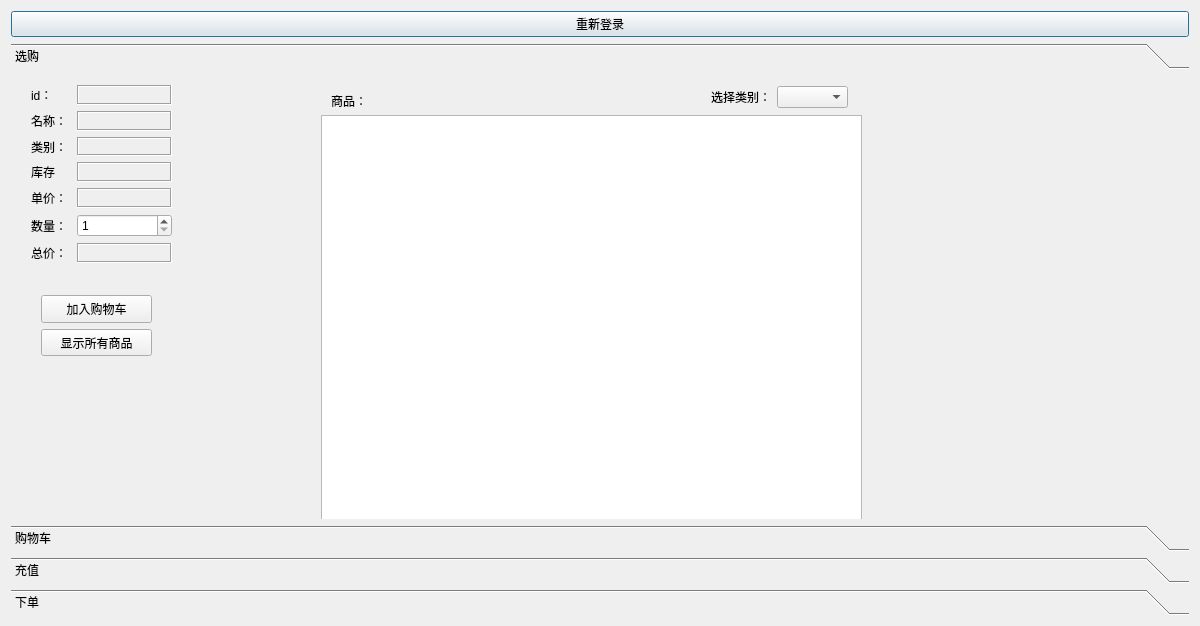
First picture: the form in myclient.ui, repository XMeleny/DB, before the edit.
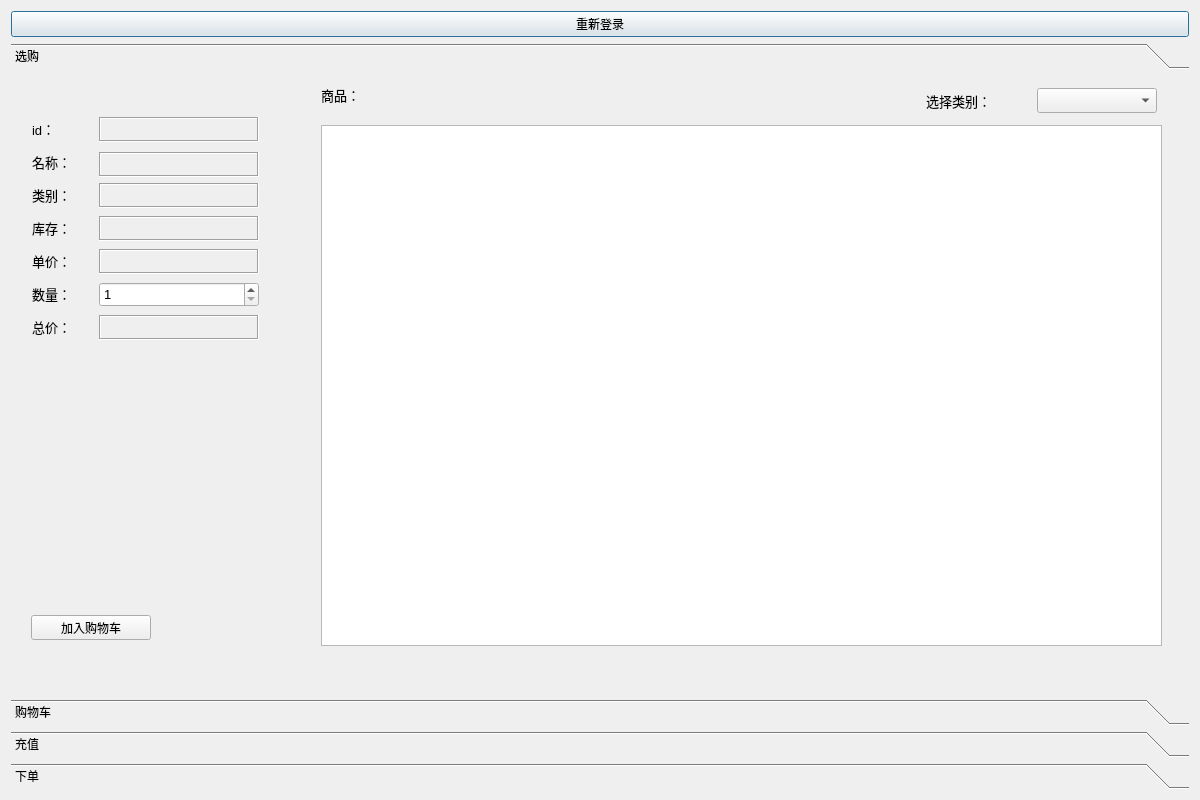
Second picture: the form after the edit.

The edit to the form file:
```diff
--- a/myclient.ui
+++ b/myclient.ui
@@ -7,9 +7,21 @@
     <x>0</x>
     <y>0</y>
     <width>1200</width>
-    <height>626</height>
+    <height>800</height>
    </rect>
   </property>
+  <property name="minimumSize">
+   <size>
+    <width>1200</width>
+    <height>800</height>
+   </size>
+  </property>
+  <property name="maximumSize">
+   <size>
+    <width>1200</width>
+    <height>800</height>
+   </size>
+  </property>
   <property name="windowTitle">
    <string>客户界面</string>
   </property>
@@ -23,6 +35,12 @@
    </item>
    <item>
     <widget class="QToolBox" name="toolBox">
+     <property name="minimumSize">
+      <size>
+       <width>70</width>
+       <height>0</height>
+      </size>
+     </property>
      <property name="frameShadow">
       <enum>QFrame::Sunken</enum>
      </property>
@@ -32,7 +50,7 @@
         <x>0</x>
         <y>0</y>
         <width>1188</width>
-        <height>511</height>
+        <height>685</height>
        </rect>
       </property>
       <attribute name="label">
@@ -55,9 +73,9 @@
        <property name="geometry">
         <rect>
          <x>310</x>
-         <y>40</y>
-         <width>541</width>
-         <height>411</height>
+         <y>50</y>
+         <width>841</width>
+         <height>521</height>
         </rect>
        </property>
        <attribute name="horizontalHeaderDefaultSectionSize">
@@ -73,12 +91,29 @@
       <widget class="QLabel" name="label_14">
        <property name="geometry">
         <rect>
-         <x>320</x>
-         <y>20</y>
-         <width>54</width>
-         <height>12</height>
+         <x>310</x>
+         <y>10</y>
+         <width>40</width>
+         <height>20</height>
         </rect>
        </property>
+       <property name="minimumSize">
+        <size>
+         <width>40</width>
+         <height>20</height>
+        </size>
+       </property>
+       <property name="maximumSize">
+        <size>
+         <width>40</width>
+         <height>20</height>
+        </size>
+       </property>
+       <property name="font">
+        <font>
+         <pointsize>10</pointsize>
+        </font>
+       </property>
        <property name="text">
         <string>商品：</string>
        </property>
@@ -86,72 +121,55 @@
       <widget class="QWidget" name="layoutWidget">
        <property name="geometry">
         <rect>
-         <x>30</x>
-         <y>220</y>
-         <width>111</width>
-         <height>61</height>
-        </rect>
-       </property>
-       <layout class="QVBoxLayout" name="verticalLayout_2">
-        <item>
-         <widget class="QPushButton" name="addShoppingCart">
-          <property name="sizePolicy">
-           <sizepolicy hsizetype="Minimum" vsizetype="Preferred">
-            <horstretch>0</horstretch>
-            <verstretch>0</verstretch>
-           </sizepolicy>
-          </property>
-          <property name="minimumSize">
-           <size>
-            <width>80</width>
-            <height>0</height>
-           </size>
-          </property>
-          <property name="baseSize">
-           <size>
-            <width>60</width>
-            <height>20</height>
-           </size>
-          </property>
-          <property name="text">
-           <string>加入购物车</string>
-          </property>
-         </widget>
-        </item>
-        <item>
-         <widget class="QPushButton" name="pushButton">
-          <property name="sizePolicy">
-           <sizepolicy hsizetype="Minimum" vsizetype="Preferred">
-            <horstretch>0</horstretch>
-            <verstretch>0</verstretch>
-           </sizepolicy>
-          </property>
-          <property name="text">
-           <string>显示所有商品</string>
-          </property>
-         </widget>
-        </item>
-       </layout>
-      </widget>
-      <widget class="QWidget" name="layoutWidget">
-       <property name="geometry">
-        <rect>
-         <x>700</x>
+         <x>910</x>
          <y>10</y>
-         <width>137</width>
-         <height>24</height>
+         <width>241</width>
+         <height>31</height>
         </rect>
        </property>
        <layout class="QHBoxLayout" name="horizontalLayout_7">
+        <property name="sizeConstraint">
+         <enum>QLayout::SetNoConstraint</enum>
+        </property>
         <item>
          <widget class="QLabel" name="label_11">
+          <property name="minimumSize">
+           <size>
+            <width>100</width>
+            <height>25</height>
+           </size>
+          </property>
+          <property name="maximumSize">
+           <size>
+            <width>100</width>
+            <height>25</height>
+           </size>
+          </property>
+          <property name="font">
+           <font>
+            <pointsize>10</pointsize>
+           </font>
+          </property>
           <property name="text">
            <string>选择类别：</string>
           </property>
          </widget>
         </item>
         <item>
-         <widget class="QComboBox" name="comboBox"/>
+         <widget class="QComboBox" name="comboBox">
+          <property name="minimumSize">
+           <size>
+            <width>120</width>
+            <height>25</height>
+           </size>
+          </property>
+          <property name="maximumSize">
+           <size>
+            <width>120</width>
+            <height>25</height>
+           </size>
+          </property>
+         </widget>
         </item>
        </layout>
       </widget>
@@ -159,9 +177,9 @@
        <property name="geometry">
         <rect>
          <x>20</x>
-         <y>10</y>
-         <width>141</width>
-         <height>178</height>
+         <y>40</y>
+         <width>231</width>
+         <height>231</height>
         </rect>
        </property>
        <layout class="QVBoxLayout" name="verticalLayout">
@@ -171,16 +189,21 @@
            <widget class="QLabel" name="label_8">
             <property name="minimumSize">
              <size>
-              <width>40</width>
-              <height>0</height>
+              <width>60</width>
+              <height>20</height>
              </size>
             </property>
             <property name="maximumSize">
              <size>
-              <width>40</width>
-              <height>16777215</height>
+              <width>60</width>
+              <height>20</height>
              </size>
             </property>
+            <property name="font">
+             <font>
+              <pointsize>10</pointsize>
+             </font>
+            </property>
             <property name="text">
              <string>id：</string>
             </property>
@@ -188,6 +211,23 @@
           </item>
           <item>
            <widget class="QLabel" name="id">
+            <property name="minimumSize">
+             <size>
+              <width>160</width>
+              <height>25</height>
+             </size>
+            </property>
+            <property name="maximumSize">
+             <size>
+              <width>160</width>
+              <height>25</height>
+             </size>
+            </property>
+            <property name="font">
+             <font>
+              <pointsize>10</pointsize>
+             </font>
+            </property>
             <property name="frameShape">
              <enum>QFrame::Box</enum>
             </property>
@@ -207,16 +247,21 @@
            <widget class="QLabel" name="label_3">
             <property name="minimumSize">
              <size>
-              <width>40</width>
-              <height>0</height>
+              <width>60</width>
+              <height>20</height>
              </size>
             </property>
             <property name="maximumSize">
              <size>
-              <width>40</width>
-              <height>16777215</height>
+              <width>60</width>
+              <height>20</height>
              </size>
             </property>
+            <property name="font">
+             <font>
+              <pointsize>10</pointsize>
+             </font>
+            </property>
             <property name="lineWidth">
              <number>6</number>
             </property>
@@ -227,6 +272,23 @@
           </item>
           <item>
            <widget class="QLabel" name="name">
+            <property name="minimumSize">
+             <size>
+              <width>160</width>
+              <height>25</height>
+             </size>
+            </property>
+            <property name="maximumSize">
+             <size>
+              <width>25</width>
+              <height>20</height>
+             </size>
+            </property>
+            <property name="font">
+             <font>
+              <pointsize>10</pointsize>
+             </font>
+            </property>
             <property name="frameShape">
              <enum>QFrame::Box</enum>
             </property>
@@ -246,16 +308,21 @@
            <widget class="QLabel" name="label_2">
             <property name="minimumSize">
              <size>
-              <width>40</width>
-              <height>0</height>
+              <width>60</width>
+              <height>20</height>
              </size>
             </property>
             <property name="maximumSize">
              <size>
-              <width>40</width>
-              <height>16777215</height>
+              <width>60</width>
+              <height>20</height>
              </size>
             </property>
+            <property name="font">
+             <font>
+              <pointsize>10</pointsize>
+             </font>
+            </property>
             <property name="text">
              <string>类别：</string>
             </property>
@@ -263,6 +330,23 @@
           </item>
           <item>
            <widget class="QLabel" name="label_20">
+            <property name="minimumSize">
+             <size>
+              <width>160</width>
+              <height>25</height>
+             </size>
+            </property>
+            <property name="maximumSize">
+             <size>
+              <width>160</width>
+              <height>25</height>
+             </size>
+            </property>
+            <property name="font">
+             <font>
+              <pointsize>10</pointsize>
+             </font>
+            </property>
             <property name="frameShape">
              <enum>QFrame::Box</enum>
             </property>
@@ -282,23 +366,45 @@
            <widget class="QLabel" name="label_5">
             <property name="minimumSize">
              <size>
-              <width>40</width>
-              <height>0</height>
+              <width>60</width>
+              <height>20</height>
              </size>
             </property>
             <property name="maximumSize">
              <size>
-              <width>40</width>
-              <height>16777215</height>
+              <width>60</width>
+              <height>20</height>
              </size>
             </property>
+            <property name="font">
+             <font>
+              <pointsize>10</pointsize>
+             </font>
+            </property>
             <property name="text">
-             <string>库存</string>
+             <string>库存：</string>
             </property>
            </widget>
           </item>
           <item>
            <widget class="QLabel" name="stock">
+            <property name="minimumSize">
+             <size>
+              <width>160</width>
+              <height>25</height>
+             </size>
+            </property>
+            <property name="maximumSize">
+             <size>
+              <width>160</width>
+              <height>25</height>
+             </size>
+            </property>
+            <property name="font">
+             <font>
+              <pointsize>10</pointsize>
+             </font>
+            </property>
             <property name="frameShape">
              <enum>QFrame::Box</enum>
             </property>
@@ -318,16 +424,21 @@
            <widget class="QLabel" name="label_4">
             <property name="minimumSize">
              <size>
-              <width>40</width>
-              <height>0</height>
+              <width>60</width>
+              <height>20</height>
              </size>
             </property>
             <property name="maximumSize">
              <size>
-              <width>40</width>
-              <height>16777215</height>
+              <width>60</width>
+              <height>20</height>
              </size>
             </property>
+            <property name="font">
+             <font>
+              <pointsize>10</pointsize>
+             </font>
+            </property>
             <property name="text">
              <string>单价：</string>
             </property>
@@ -335,6 +446,23 @@
           </item>
           <item>
            <widget class="QLabel" name="price">
+            <property name="minimumSize">
+             <size>
+              <width>160</width>
+              <height>25</height>
+             </size>
+            </property>
+            <property name="maximumSize">
+             <size>
+              <width>160</width>
+              <height>25</height>
+             </size>
+            </property>
+            <property name="font">
+             <font>
+              <pointsize>10</pointsize>
+             </font>
+            </property>
             <property name="frameShape">
              <enum>QFrame::Box</enum>
             </property>
@@ -354,16 +482,21 @@
            <widget class="QLabel" name="label_6">
             <property name="minimumSize">
              <size>
-              <width>40</width>
-              <height>0</height>
+              <width>60</width>
+              <height>12</height>
              </size>
             </property>
             <property name="maximumSize">
              <size>
-              <width>40</width>
-              <height>16777215</height>
+              <width>60</width>
+              <height>20</height>
              </size>
             </property>
+            <property name="font">
+             <font>
+              <pointsize>10</pointsize>
+             </font>
+            </property>
             <property name="text">
              <string>数量：</string>
             </property>
@@ -371,6 +504,23 @@
           </item>
           <item>
            <widget class="QSpinBox" name="spinBox">
+            <property name="minimumSize">
+             <size>
+              <width>160</width>
+              <height>25</height>
+             </size>
+            </property>
+            <property name="maximumSize">
+             <size>
+              <width>160</width>
+              <height>25</height>
+             </size>
+            </property>
+            <property name="font">
+             <font>
+              <pointsize>10</pointsize>
+             </font>
+            </property>
             <property name="minimum">
              <number>1</number>
             </property>
@@ -384,16 +534,21 @@
            <widget class="QLabel" name="label_7">
             <property name="minimumSize">
              <size>
-              <width>40</width>
-              <height>0</height>
+              <width>60</width>
+              <height>20</height>
              </size>
             </property>
             <property name="maximumSize">
              <size>
-              <width>40</width>
-              <height>16777215</height>
+              <width>60</width>
+              <height>20</height>
              </size>
             </property>
+            <property name="font">
+             <font>
+              <pointsize>10</pointsize>
+             </font>
+            </property>
             <property name="text">
              <string>总价：</string>
             </property>
@@ -401,6 +556,23 @@
           </item>
           <item>
            <widget class="QLabel" name="sum">
+            <property name="minimumSize">
+             <size>
+              <width>160</width>
+              <height>25</height>
+             </size>
+            </property>
+            <property name="maximumSize">
+             <size>
+              <width>160</width>
+              <height>25</height>
+             </size>
+            </property>
+            <property name="font">
+             <font>
+              <pointsize>10</pointsize>
+             </font>
+            </property>
             <property name="frameShape">
              <enum>QFrame::Box</enum>
             </property>
@@ -416,6 +588,43 @@
         </item>
        </layout>
       </widget>
+      <widget class="QPushButton" name="addShoppingCart">
+       <property name="geometry">
+        <rect>
+         <x>20</x>
+         <y>540</y>
+         <width>120</width>
+         <height>25</height>
+        </rect>
+       </property>
+       <property name="sizePolicy">
+        <sizepolicy hsizetype="Minimum" vsizetype="Preferred">
+         <horstretch>0</horstretch>
+         <verstretch>0</verstretch>
+        </sizepolicy>
+       </property>
+       <property name="minimumSize">
+        <size>
+         <width>120</width>
+         <height>25</height>
+        </size>
+       </property>
+       <property name="maximumSize">
+        <size>
+         <width>120</width>
+         <height>25</height>
+        </size>
+       </property>
+       <property name="baseSize">
+        <size>
+         <width>60</width>
+         <height>20</height>
+        </size>
+       </property>
+       <property name="text">
+        <string>加入购物车</string>
+       </property>
+      </widget>
      </widget>
      <widget class="QWidget" name="toolBoxPage2">
       <property name="geometry">
@@ -549,7 +758,7 @@
          <height>261</height>
         </rect>
        </property>
-       <layout class="QVBoxLayout" name="verticalLayout_6">
+       <layout class="QVBoxLayout" name="verticalLayout_2">
         <item>
          <layout class="QHBoxLayout" name="horizontalLayout_15">
           <item>
```
Left out of the diff: 334 changed lines with no effect on the pictures.
